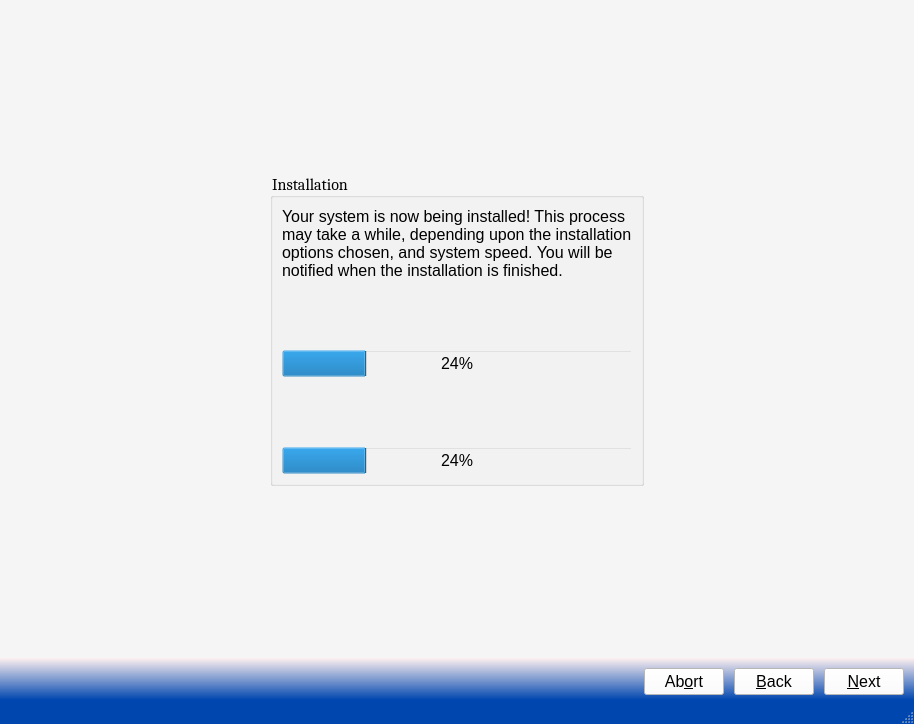
Qt form src-qt5/pc-installgui/installer.ui (trueos/pcbsd) before a commit.
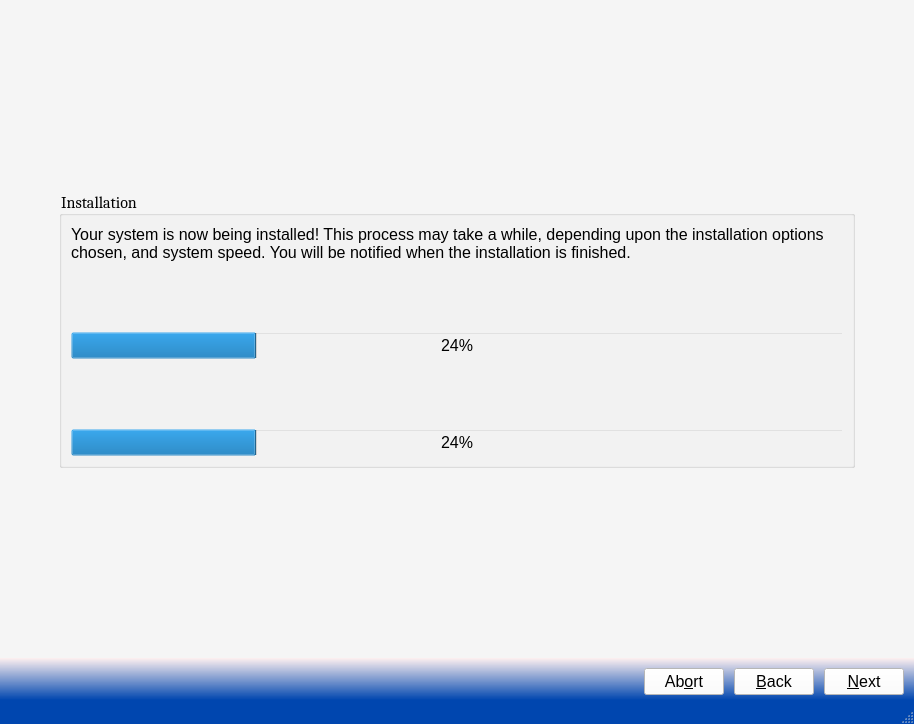
The same form after that commit. The open tabs and pages were chosen to show the change. Icons and pictures are not drawn.

Commit message: Don't keep resizing the installer progress widget, its annoying :P

Patch:
```diff
--- a/src-qt5/pc-installgui/installer.ui
+++ b/src-qt5/pc-installgui/installer.ui
@@ -897,7 +897,7 @@
            <enum>Qt::Horizontal</enum>
           </property>
           <property name="sizeType">
-           <enum>QSizePolicy::Expanding</enum>
+           <enum>QSizePolicy::Preferred</enum>
           </property>
           <property name="sizeHint" stdset="0">
            <size>
@@ -922,6 +922,12 @@
         </item>
         <item row="1" column="1">
          <widget class="QGroupBox" name="groupInstall">
+          <property name="sizePolicy">
+           <sizepolicy hsizetype="MinimumExpanding" vsizetype="Preferred">
+            <horstretch>0</horstretch>
+            <verstretch>0</verstretch>
+           </sizepolicy>
+          </property>
           <property name="font">
            <font>
             <family>Caladea</family>
@@ -1017,7 +1023,7 @@
            <enum>Qt::Horizontal</enum>
           </property>
           <property name="sizeType">
-           <enum>QSizePolicy::Expanding</enum>
+           <enum>QSizePolicy::Preferred</enum>
           </property>
           <property name="sizeHint" stdset="0">
            <size>
```
Left out of the diff: 2 changed lines with no effect on the pictures.
